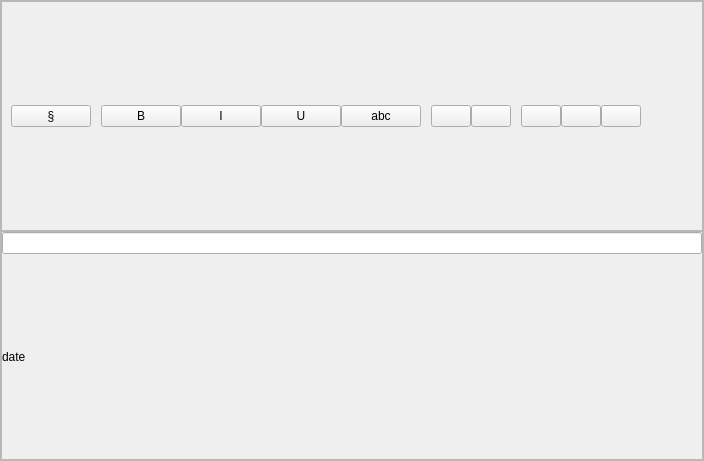
Above: labnote/ui/qt_ui/widget/texteditor.ui from drs/LabNote before the change. Below: the same form after it.
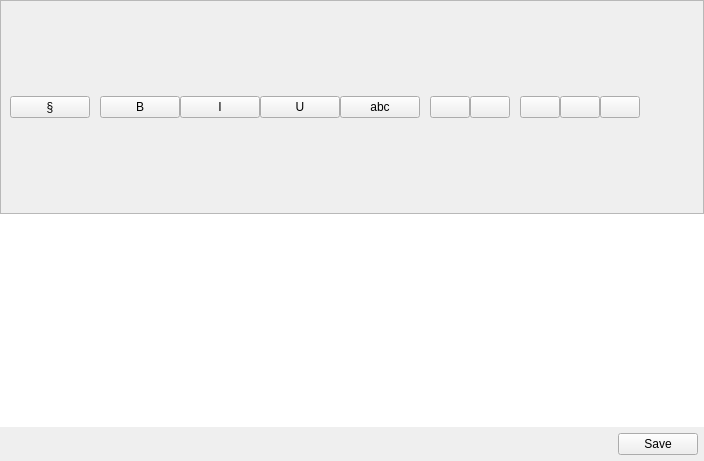
That is the form after the change.

```diff
--- a/labnote/ui/qt_ui/widget/texteditor.ui
+++ b/labnote/ui/qt_ui/widget/texteditor.ui
@@ -13,31 +13,7 @@
   <property name="windowTitle">
    <string>Form</string>
   </property>
-  <layout class="QVBoxLayout" name="verticalLayout">
-   <property name="spacing">
-    <number>0</number>
-   </property>
-   <property name="leftMargin">
-    <number>0</number>
-   </property>
-   <property name="topMargin">
-    <number>0</number>
-   </property>
-   <property name="rightMargin">
-    <number>0</number>
-   </property>
-   <property name="bottomMargin">
-    <number>0</number>
-   </property>
-   <item>
-    <widget class="QFrame" name="frame">
-     <property name="frameShape">
-      <enum>QFrame::StyledPanel</enum>
-     </property>
-     <property name="frameShadow">
-      <enum>QFrame::Raised</enum>
-     </property>
-     <layout class="QVBoxLayout" name="verticalLayout_3">
+  <layout class="QVBoxLayout" name="verticalLayout_4">
       <property name="spacing">
        <number>0</number>
       </property>
@@ -260,14 +236,15 @@
        </widget>
       </item>
       <item>
-       <widget class="QFrame" name="frame_2">
-        <property name="frameShape">
-         <enum>QFrame::StyledPanel</enum>
-        </property>
-        <property name="frameShadow">
-         <enum>QFrame::Raised</enum>
-        </property>
-        <layout class="QVBoxLayout" name="verticalLayout_2">
+    <layout class="QHBoxLayout" name="title_layout">
+     <item>
+      <layout class="QVBoxLayout" name="verticalLayout_3">
+       <item>
+        <widget class="QWidget" name="widget_4" native="true">
+         <property name="styleSheet">
+          <string notr="true">QWidget { background-color: white; }</string>
+         </property>
+         <layout class="QVBoxLayout" name="verticalLayout_5">
          <property name="spacing">
           <number>0</number>
          </property>
@@ -284,12 +261,46 @@
           <number>0</number>
          </property>
          <item>
-          <widget class="QLineEdit" name="txt_title"/>
+           <widget class="QLabel" name="lbl_created">
+            <property name="minimumSize">
+             <size>
+              <width>150</width>
+              <height>0</height>
+             </size>
+            </property>
+            <property name="maximumSize">
+             <size>
+              <width>150</width>
+              <height>16777215</height>
+             </size>
+            </property>
+            <property name="styleSheet">
+             <string notr="true">color: rgb(96, 96, 96)</string>
+            </property>
+            <property name="text">
+             <string/>
+            </property>
+           </widget>
          </item>
          <item>
-          <widget class="QLabel" name="lbl_date">
+           <widget class="QLabel" name="lbl_updated">
+            <property name="minimumSize">
+             <size>
+              <width>150</width>
+              <height>0</height>
+             </size>
+            </property>
+            <property name="maximumSize">
+             <size>
+              <width>150</width>
+              <height>16777215</height>
+             </size>
+            </property>
+            <property name="styleSheet">
+             <string notr="true">color: rgb(96, 96, 96)</string>
+            </property>
            <property name="text">
-            <string>date</string>
+             <string/>
            </property>
           </widget>
          </item>
@@ -297,7 +308,44 @@
        </widget>
       </item>
      </layout>
-    </widget>
+     </item>
+    </layout>
+   </item>
+   <item>
+    <layout class="QHBoxLayout" name="horizontalLayout_3">
+     <property name="leftMargin">
+      <number>6</number>
+     </property>
+     <property name="topMargin">
+      <number>6</number>
+     </property>
+     <property name="rightMargin">
+      <number>6</number>
+     </property>
+     <property name="bottomMargin">
+      <number>6</number>
+     </property>
+     <item>
+      <spacer name="horizontalSpacer_2">
+       <property name="orientation">
+        <enum>Qt::Horizontal</enum>
+       </property>
+       <property name="sizeHint" stdset="0">
+        <size>
+         <width>40</width>
+         <height>20</height>
+        </size>
+       </property>
+      </spacer>
+     </item>
+     <item>
+      <widget class="QPushButton" name="btn_save">
+       <property name="text">
+        <string>Save</string>
+       </property>
+      </widget>
+     </item>
+    </layout>
    </item>
   </layout>
  </widget>
```
Lines whose indentation alone changed are shown as unchanged.
